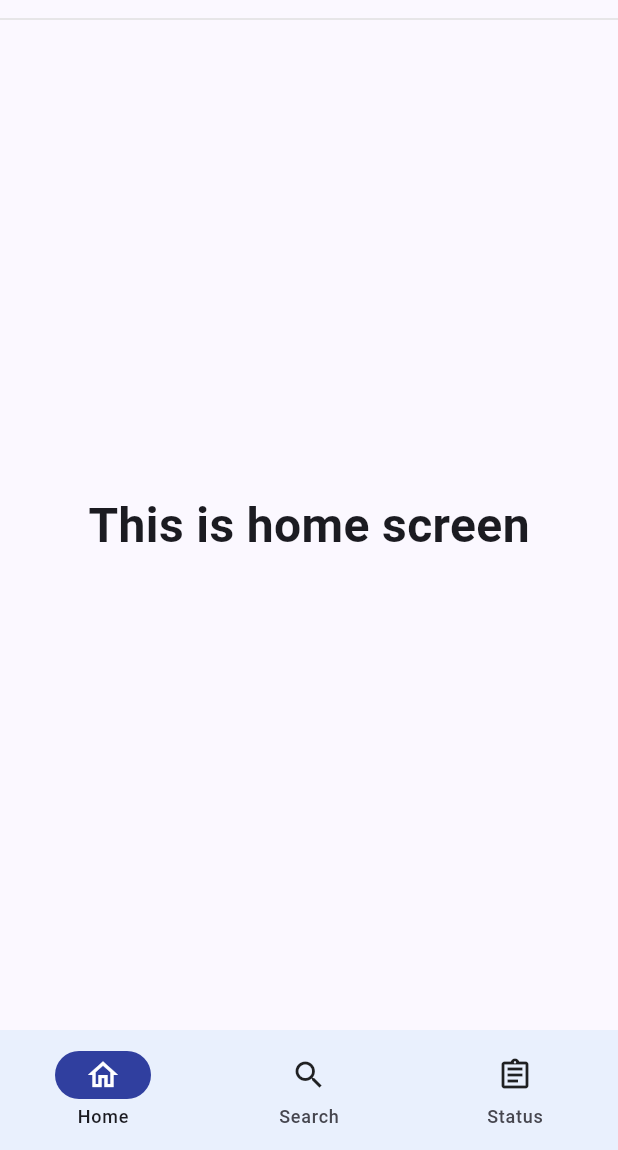
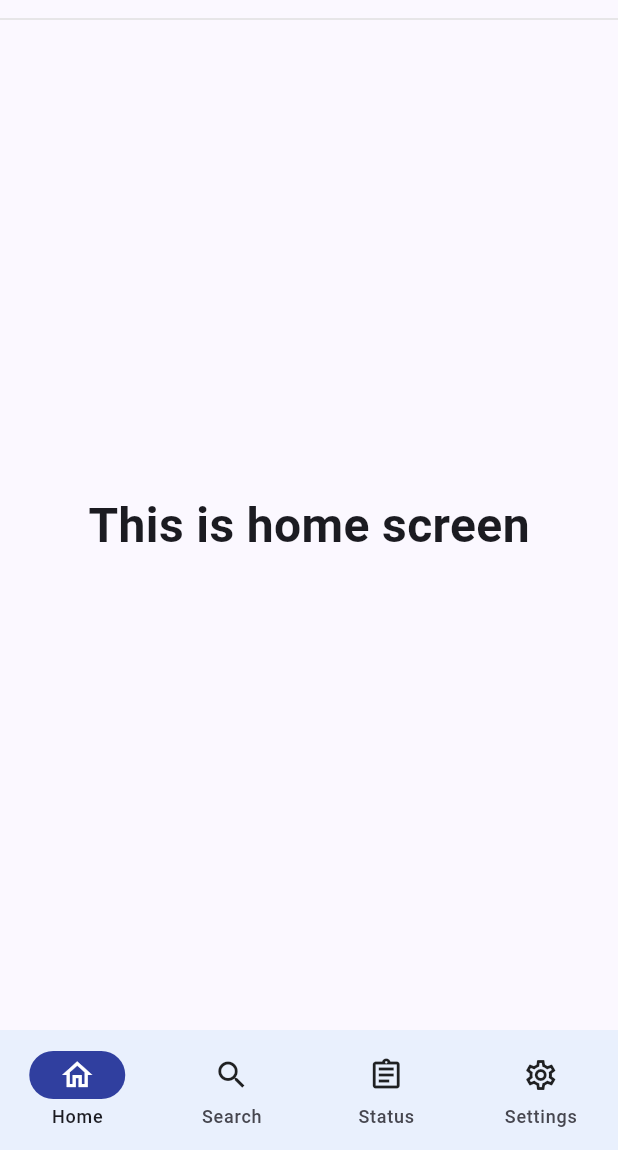
Before and after one commit to nypoclary/easy_hire, a Flutter app: the screen it shows after launch, on a phone screen of 412 x 824 dp, the part 86-1236 px from its top. Run offline on Flutter 3.47's test engine with Material 3 defaults, Android fonts, the phone set to English and light mode, and no system bars; our stand-ins replace go_router.

Commit message:
setting added

```diff
--- a/lib/core/app_router.dart
+++ b/lib/core/app_router.dart
@@ -1,6 +1,7 @@
 import 'package:easy_hire/features/home/view/home_screen.dart';
 import 'package:easy_hire/features/job_status/view/job_status_screen.dart';
 import 'package:easy_hire/features/job_search/view/job_search_screen.dart';
+import 'package:easy_hire/features/settings/view/settings_screen.dart';
 import 'package:easy_hire/core/widgets/bottom_nav.dart';
 import 'package:go_router/go_router.dart';
 
@@ -33,6 +34,13 @@ class AppRouter {
           child: JobStatusScreen(),
         ),
       ),
+      GoRoute(path: '/settings',
+        name: 'settings',
+        builder: (context, state) => const BottomNav(
+          selectedIndex: 3,
+          child: SettingsScreen(),
+        ),
+      ),
     ],
   );
 }
--- a/lib/core/widgets/bottom_nav.dart
+++ b/lib/core/widgets/bottom_nav.dart
@@ -11,7 +11,7 @@ class BottomNav extends StatelessWidget {
     required this.selectedIndex,
   });
 
-  static const tabs = ['/home', '/search', '/status'];
+  static const tabs = ['/home', '/search', '/status', '/settings'];
 
   @override
   Widget build(BuildContext context) {
@@ -48,6 +48,10 @@ class BottomNav extends StatelessWidget {
               icon: Icon(Icons.assignment_outlined),
               label: 'Status',
             ),
+            NavigationDestination(
+              icon: Icon(Icons.settings_outlined),
+              label: 'Settings',
+            ),
           ],
         ),
       ),
```
Also changed, not shown: lib/features/settings/view/settings_screen.dart (added, +23 -0 lines).
